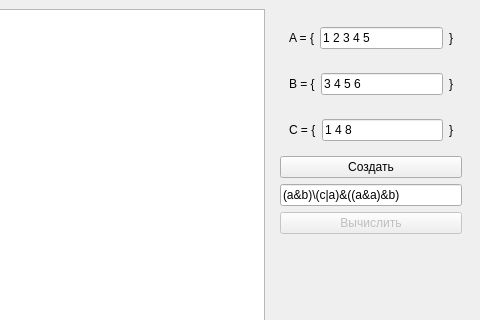
baseoleph/euler_diagram, file mainwindow.ui: the form before one commit; both pictures show x 320 to 800 and y 0 to 320 of the 800 by 600 pixel window.
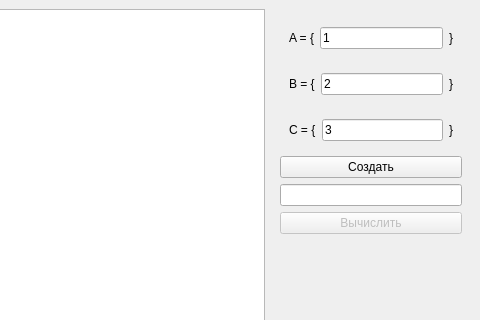
The form after the commit.

```diff
--- a/mainwindow.ui
+++ b/mainwindow.ui
@@ -40,7 +40,7 @@
           <item>
            <widget class="QLineEdit" name="lineEdit_a">
             <property name="text">
-             <string>1 2 3 4 5</string>
+             <string>1</string>
             </property>
            </widget>
           </item>
@@ -67,7 +67,7 @@
           <item>
            <widget class="QLineEdit" name="lineEdit_b">
             <property name="text">
-             <string>3 4 5 6</string>
+             <string>2</string>
             </property>
            </widget>
           </item>
@@ -94,7 +94,7 @@
           <item>
            <widget class="QLineEdit" name="lineEdit_c">
             <property name="text">
-             <string>1 4 8</string>
+             <string>3</string>
             </property>
            </widget>
           </item>
@@ -118,7 +118,7 @@
        <item>
         <widget class="QLineEdit" name="lineEdit_exp">
          <property name="text">
-          <string>(a&amp;b)\(c|a)&amp;((a&amp;a)&amp;b)</string>
+          <string/>
          </property>
         </widget>
        </item>
```
Left out of the diff: 2 changed lines with no effect on the pictures.
